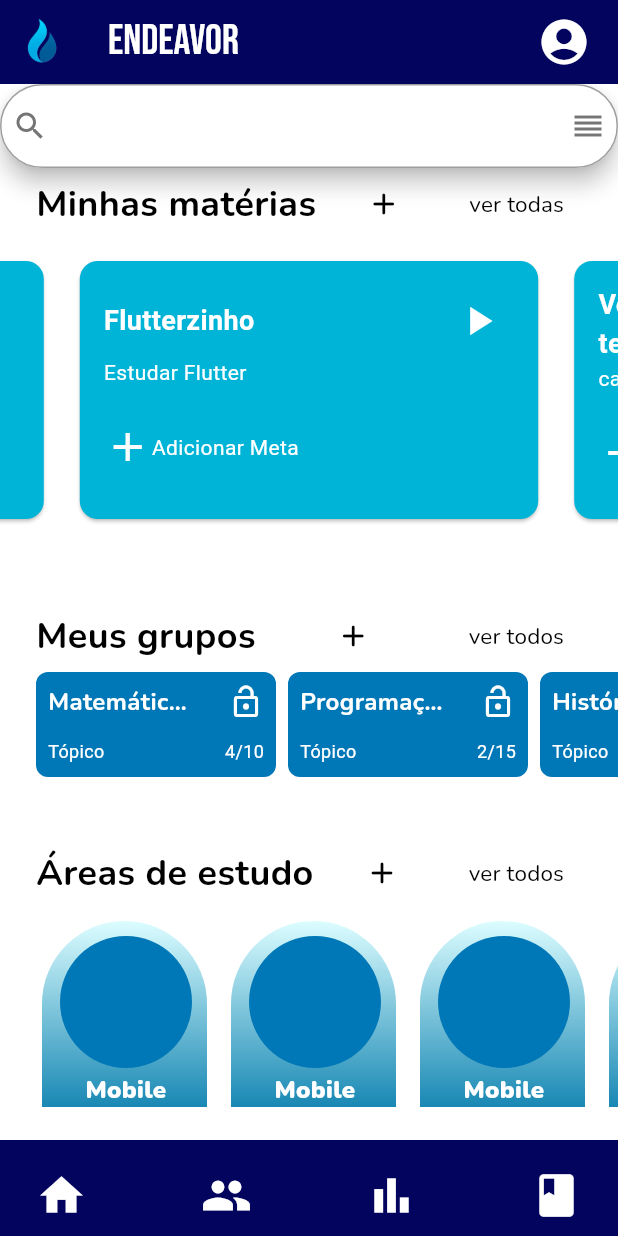
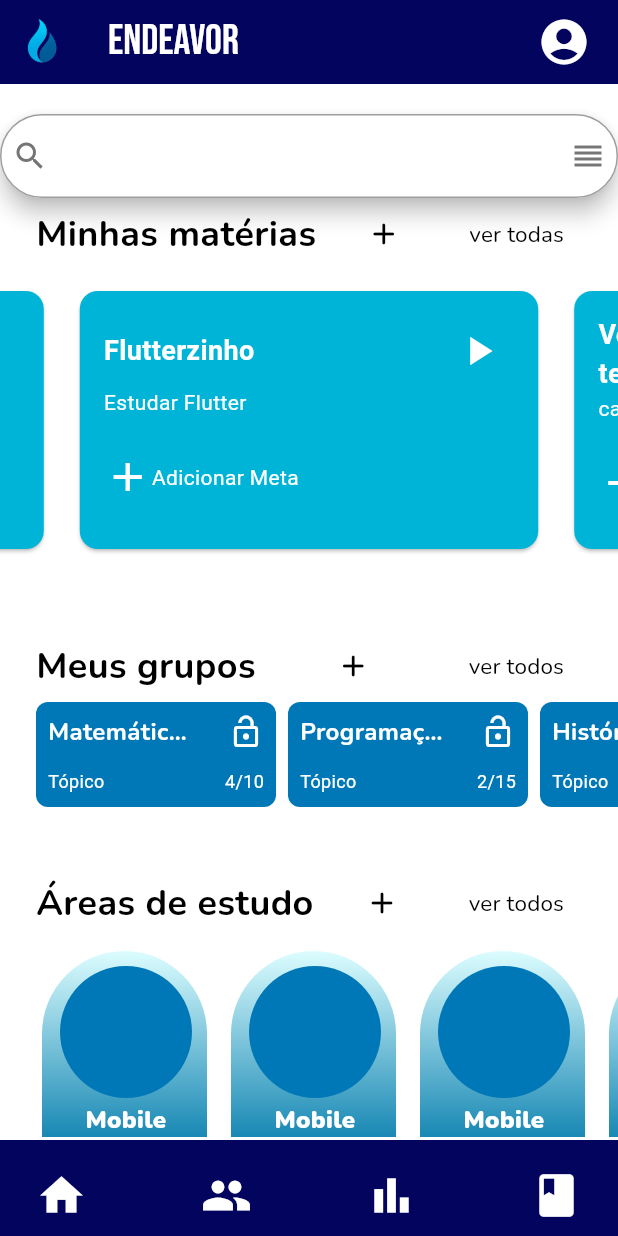
Before and after one commit to ElissonRochaa/MOBILE-25.1-Endeavor, a Flutter app: the HomeScreen screen opened directly, after a tap on the "home" icon, on a phone screen of 412 x 824 dp. Run offline on Flutter 3.47's test engine with Material 3 defaults, Android fonts, the phone set to English and light mode, and no system bars; drawn by our look-alikes of carousel_slider; our stand-ins replace animated_splash_screen, fl_chart, google_fonts, google_sign_in, lottie, page_transition.

Commit message:
fix: espaçamento home

```diff
--- a/lib/screens/home_screen.dart
+++ b/lib/screens/home_screen.dart
@@ -24,6 +24,7 @@ class HomeScreen extends StatelessWidget {
       body: SingleChildScrollView(
         child: Column(
           children: [
+            SizedBox(height: 20),
             SearchBarHome(),
             Label(
               title: "Minhas matérias",
@@ -31,10 +32,7 @@ class HomeScreen extends StatelessWidget {
                   () => Navigator.of(context).push(
                     MaterialPageRoute(builder: (context) => MateriasScreen()),
                   ),
-              onAdd:
-                  () => Navigator.of(context).push(
-                    MaterialPageRoute(builder: (context) => CriarMetaScreen()),
-                  ),
+              onAdd: () {}
             ),
             MateriaList(),
             SizedBox(height: 40),
--- a/pubspec.yaml
+++ b/pubspec.yaml
@@ -14,6 +14,9 @@ dependencies:
   google_fonts: ^6.2.1
   carousel_slider: ^5.0.0
   fl_chart: ^1.0.0
+  animated_splash_screen: ^1.3.0
+  lottie: ^3.3.1
+  page_transition: ^2.2.1
 
 
 dev_dependencies:
```
Also changed, not shown: pubspec.lock, 1 other file.
